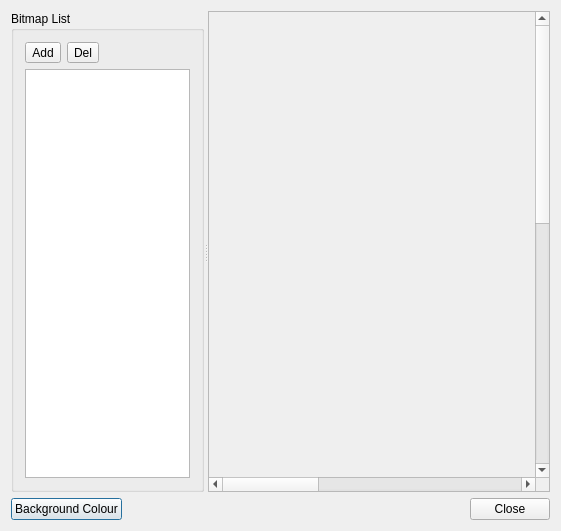
Before: the Qt Designer form kvmrt2_media_editor/bitmapimagepool.ui in gyongchae/MediaEditor, drawn with Qt 5.
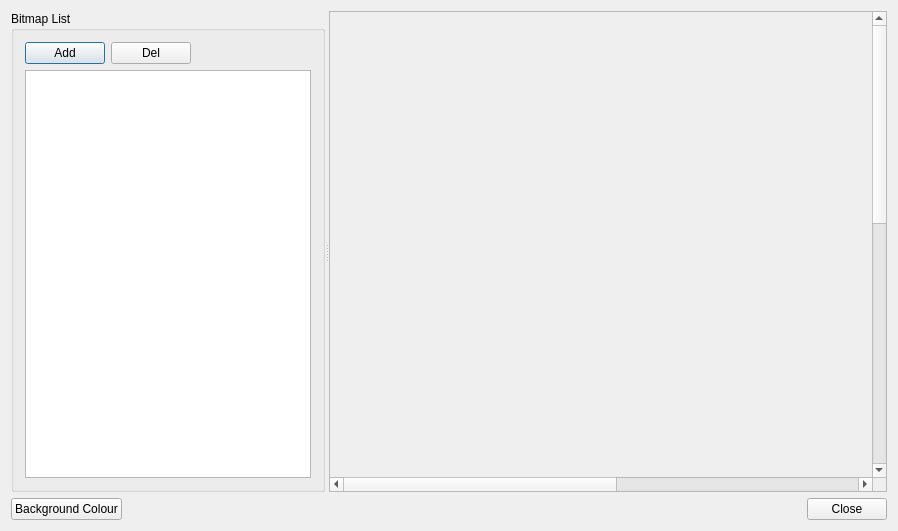
After: the same form once the commit is applied.

Diff of the .ui file:
```diff
--- a/kvmrt2_media_editor/bitmapimagepool.ui
+++ b/kvmrt2_media_editor/bitmapimagepool.ui
@@ -6,7 +6,7 @@
    <rect>
     <x>0</x>
     <y>0</y>
-    <width>561</width>
+    <width>898</width>
     <height>531</height>
    </rect>
   </property>
@@ -34,14 +34,14 @@
          <item>
           <layout class="QHBoxLayout" name="horizontalLayout_3">
            <item>
-            <widget class="QToolButton" name="btnAddBitmap">
+            <widget class="QPushButton" name="btnAddBitmap">
              <property name="text">
               <string>Add</string>
              </property>
             </widget>
            </item>
            <item>
-            <widget class="QToolButton" name="btnDelBitmap">
+            <widget class="QPushButton" name="btnDelBitmap">
              <property name="text">
               <string>Del</string>
              </property>
@@ -87,7 +87,7 @@
        <property name="geometry">
         <rect>
          <x>0</x>
-         <y>-479</y>
+         <y>0</y>
          <width>1017</width>
          <height>1027</height>
         </rect>
```
